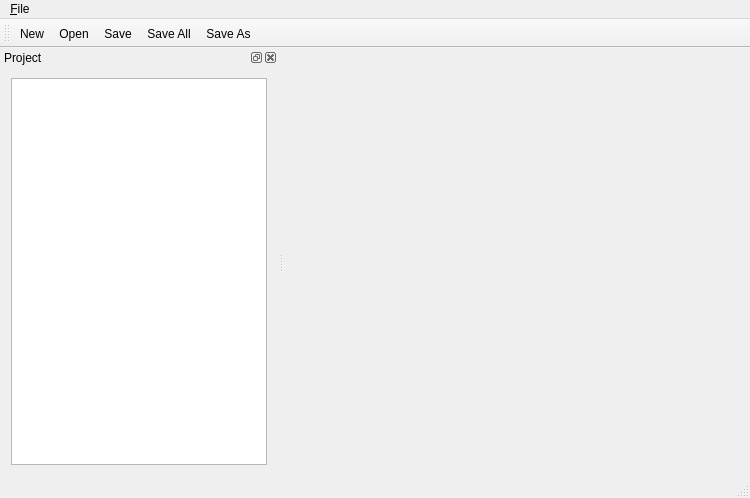
Above: CDTStudio/mainwindow.ui from chenguanzhou/CDTStudio before the change. Below: the same form after it.
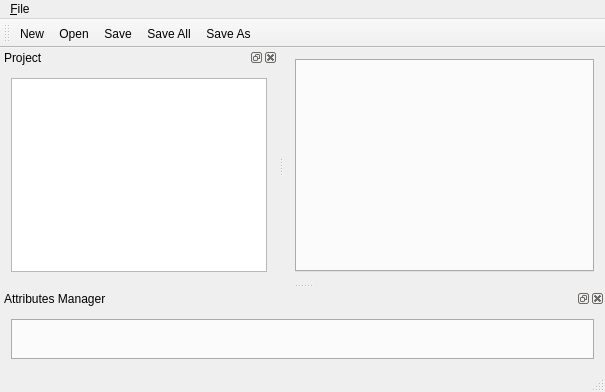
That is the form after the change. Icons and pictures are not drawn. Custom widgets are drawn as their Qt base class.

Commit message: fix some bugs ; add attribute dock widget

What changed in the file:
```diff
--- a/CDTStudio/mainwindow.ui
+++ b/CDTStudio/mainwindow.ui
@@ -6,20 +6,30 @@
    <rect>
     <x>0</x>
     <y>0</y>
-    <width>750</width>
-    <height>498</height>
+    <width>605</width>
+    <height>392</height>
    </rect>
   </property>
   <property name="windowTitle">
    <string>MainWindow</string>
   </property>
-  <widget class="QWidget" name="centralWidget"/>
+  <widget class="QWidget" name="centralWidget">
+   <layout class="QVBoxLayout" name="verticalLayout_2">
+    <item>
+     <widget class="CDTProjectTabWidget" name="tabWidgetProject">
+      <property name="tabsClosable">
+       <bool>true</bool>
+      </property>
+     </widget>
+    </item>
+   </layout>
+  </widget>
   <widget class="QMenuBar" name="menuBar">
    <property name="geometry">
     <rect>
      <x>0</x>
      <y>0</y>
-     <width>750</width>
+     <width>605</width>
      <height>23</height>
     </rect>
    </property>
@@ -46,6 +56,12 @@
    <property name="windowTitle">
     <string>Normal</string>
    </property>
+   <property name="iconSize">
+    <size>
+     <width>32</width>
+     <height>32</height>
+    </size>
+   </property>
    <attribute name="toolBarArea">
     <enum>TopToolBarArea</enum>
    </attribute>
@@ -84,6 +100,34 @@
     </layout>
    </widget>
   </widget>
+  <widget class="CDTAttributesDockWidget" name="dockWidgetAttributes">
+   <property name="allowedAreas">
+    <set>Qt::BottomDockWidgetArea|Qt::TopDockWidgetArea</set>
+   </property>
+   <property name="windowTitle">
+    <string>Attributes Manager</string>
+   </property>
+   <attribute name="dockWidgetArea">
+    <number>8</number>
+   </attribute>
+   <widget class="QWidget" name="dockWidgetContents_2">
+    <layout class="QHBoxLayout" name="horizontalLayoutAttributes">
+     <item>
+      <widget class="QTabWidget" name="tabWidgetAttributes">
+       <property name="minimumSize">
+        <size>
+         <width>0</width>
+         <height>40</height>
+        </size>
+       </property>
+       <property name="tabPosition">
+        <enum>QTabWidget::South</enum>
+       </property>
+      </widget>
+     </item>
+    </layout>
+   </widget>
+  </widget>
   <action name="action_New">
    <property name="icon">
     <iconset resource="../resource.qrc">
@@ -134,6 +178,20 @@
   </action>
  </widget>
  <layoutdefault spacing="6" margin="11"/>
+ <customwidgets>
+  <customwidget>
+   <class>CDTProjectTabWidget</class>
+   <extends>QTabWidget</extends>
+   <header>cdtprojecttabwidget.h</header>
+   <container>1</container>
+  </customwidget>
+  <customwidget>
+   <class>CDTAttributesDockWidget</class>
+   <extends>QDockWidget</extends>
+   <header>cdtattributesdockwidget.h</header>
+   <container>1</container>
+  </customwidget>
+ </customwidgets>
  <tabstops>
   <tabstop>treeViewProject</tabstop>
  </tabstops>
```
Left out of the diff: 7 changed lines with no effect on the pictures. The commit also changes 7 other files.
